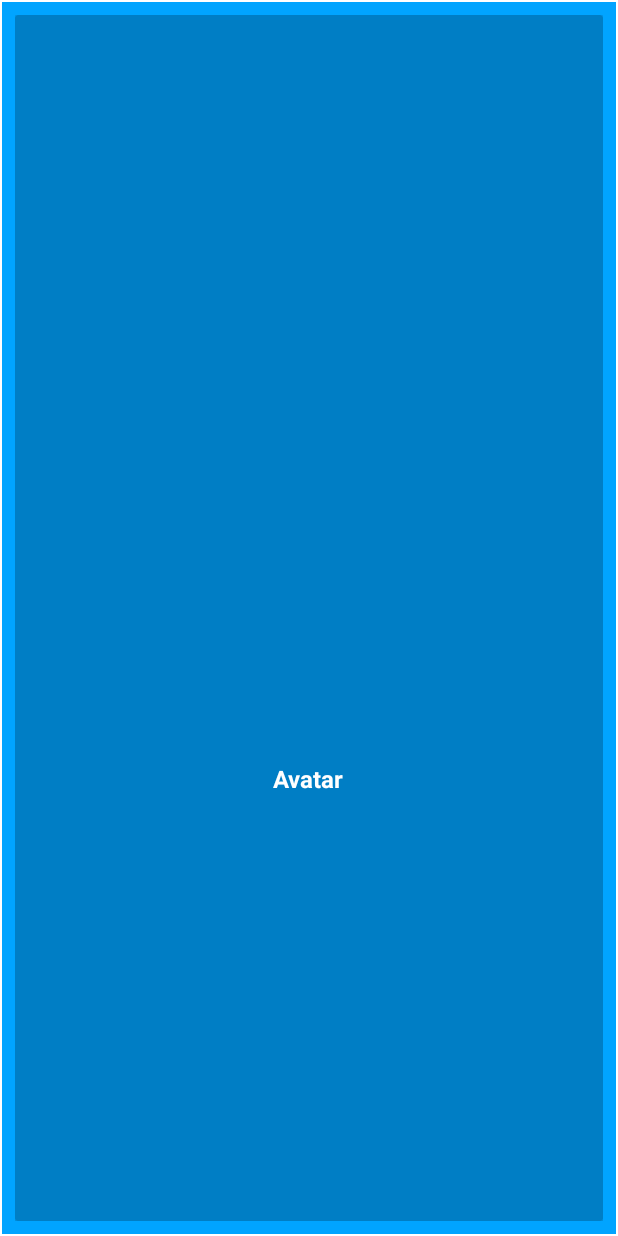
After one commit to Gabriel-Marchione/progettoPWM, an Android app: the layout selezione_avatar_card_view.xml on its own in the app's theme, with its tools: preview values and no code run, on a phone screen of 412 x 824 dp. The commit adds this screen. Run offline under Robolectric (Android 15) with nearby library versions, the phone set to English and light mode, and no system bars.

Commit message:
implementate funzionalità per la modifica dell'avatar

```diff
--- a/app/src/main/java/com/progettopwm/progettopwm/UserAPI.kt
+++ b/app/src/main/java/com/progettopwm/progettopwm/UserAPI.kt
@@ -4,6 +4,7 @@ import okhttp3.ResponseBody
 import retrofit2.Call
 import retrofit2.http.*
 import com.google.gson.JsonObject
+import retrofit2.Response
 
 interface UserAPI{
 
--- /dev/null
+++ b/app/src/main/res/drawable/selezione_avatar_card_view_border.xml
@@ -0,0 +1,6 @@
+<?xml version="1.0" encoding="UTF-8"?>
+<shape xmlns:android="http://schemas.android.com/apk/res/android" android:shape="rectangle">
+    <padding android:left="10dp" android:right="10dp" android:top="10dp" android:bottom="10dp"/>
+    <stroke android:width="1dp" android:color="#fff"/>
+    <solid android:color="#01A4FF"/>
+</shape>
--- a/app/src/main/res/layout/activity_visualizzazione_profilo.xml
+++ b/app/src/main/res/layout/activity_visualizzazione_profilo.xml
@@ -66,7 +66,7 @@
             android:orientation="horizontal">
 
             <Button
-                android:id="@+id/button"
+                android:id="@+id/cambiaAvatarButton"
                 android:layout_width="150dp"
                 android:layout_height="wrap_content"
                 android:layout_marginLeft="15dp"
--- /dev/null
+++ b/app/src/main/res/layout/selezione_avatar_card_view.xml
@@ -0,0 +1,47 @@
+<?xml version="1.0" encoding="utf-8"?>
+<LinearLayout xmlns:android="http://schemas.android.com/apk/res/android"
+    xmlns:app="http://schemas.android.com/apk/res-auto"
+    xmlns:tools="http://schemas.android.com/tools"
+    android:layout_width="match_parent"
+    android:layout_height="match_parent"
+    android:background="@drawable/selezione_avatar_card_view_border"
+    android:orientation="vertical">
+
+    <androidx.cardview.widget.CardView
+        android:layout_width="match_parent"
+        android:layout_height="match_parent"
+        android:layout_gravity="center"
+        android:backgroundTint="#007EC5"
+        app:cardElevation="10dp">
+
+        <LinearLayout
+            android:layout_width="match_parent"
+            android:layout_height="wrap_content"
+            android:layout_gravity="center"
+            android:gravity="center"
+            android:orientation="vertical">
+
+            <ImageView
+                android:id="@+id/immagineAvatarImageView"
+                android:layout_width="200dp"
+                android:layout_height="200dp"
+                android:layout_gravity="center"
+                android:paddingTop="5dp" />
+
+            <TextView
+                android:id="@+id/avatarTextView"
+                android:layout_width="wrap_content"
+                android:layout_height="wrap_content"
+                android:layout_gravity="center"
+                android:layout_marginTop="20dp"
+                android:layout_marginBottom="5dp"
+                android:gravity="center"
+                android:text="Avatar"
+                android:textColor="#fff"
+                android:textSize="16sp"
+                android:textStyle="bold" />
+
+        </LinearLayout>
+
+    </androidx.cardview.widget.CardView>
+</LinearLayout>
```
Also changed, not shown: app/src/main/java/com/progettopwm/progettopwm/profiloUtente/CustomAdapter.kt (added, +45 -0 lines), app/src/main/java/com/progettopwm/progettopwm/profiloUtente/ModificaAvatarCustomDialog.kt (+64 -2 lines), app/src/main/java/com/progettopwm/progettopwm/profiloUtente/ProfiloUtenteActivity.kt (+19 -0 lines), app/src/main/res/layout/modifica_avatar_custom_dialog.xml (+6 -2 lines), app/src/main/res/drawable/avatar1.png (added), app/src/main/res/drawable/avatar2.png (added), app/src/main/res/drawable/avatar3.png (added), app/src/main/res/drawable/avatar4.png (added), app/src/main/res/drawable/avatar5.png (added), app/src/main/res/drawable/avatar6.png (added), app/src/main/res/drawable/avatar7.png (added), app/src/main/res/drawable/avatar8.png (added).
